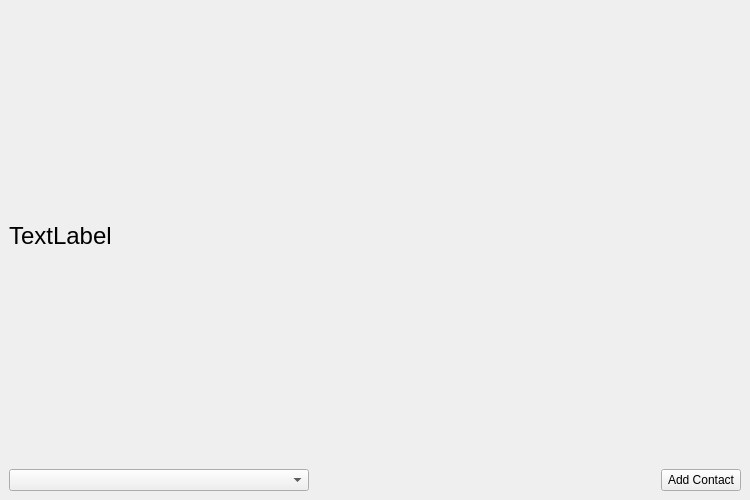
First picture: the form in contactsScreen.ui, repository elroydsouza/MessagingApp-SDI, before the edit.
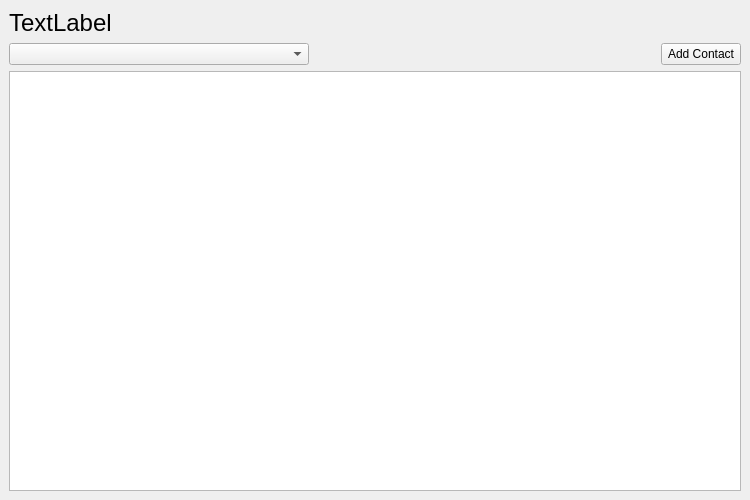
Second picture: the form after the edit.

Commit message: Added some functionality to the chatScreen

Diff of the .ui file:
```diff
--- a/contactsScreen.ui
+++ b/contactsScreen.ui
@@ -70,7 +70,14 @@
        </layout>
       </item>
       <item>
-       <layout class="QHBoxLayout" name="horizontalLayoutContactButtons"/>
+       <layout class="QVBoxLayout" name="verticalLayout_4">
+        <property name="topMargin">
+         <number>0</number>
+        </property>
+        <item>
+         <widget class="QListView" name="listView"/>
+        </item>
+       </layout>
       </item>
      </layout>
     </item>
```
The commit also changes 10 other files.
